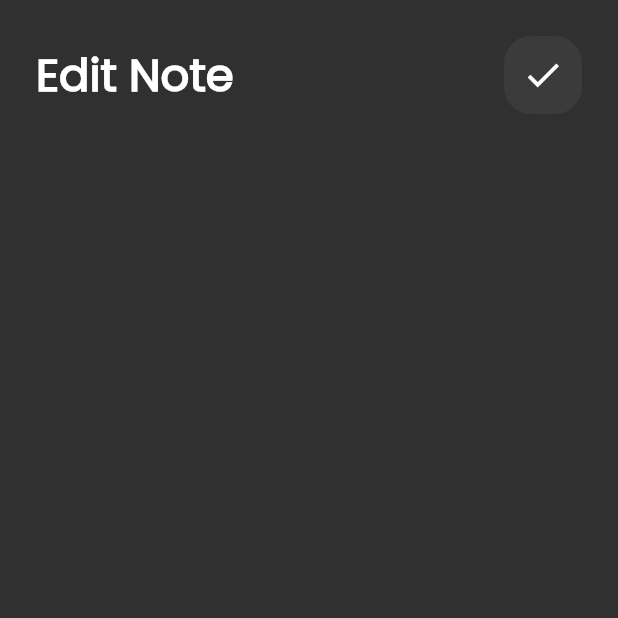
After one commit to selim-sys/selim_notes, a Flutter app: the screen it shows after launch, after a tap on "First Note", on a phone screen of 412 x 824 dp, the top half of it. The commit adds this screen. Run offline on Flutter 3.47's test engine with Material 2 defaults, Android fonts, the phone set to English and light mode, and no system bars.

Commit message:
edit note

```diff
--- /dev/null
+++ b/lib/screens/editnotescreen.dart
@@ -0,0 +1,16 @@
+import 'package:flutter/material.dart';
+
+import '../widgets/editnotebody.dart';
+
+class EditNoteScreen extends StatelessWidget {
+  const EditNoteScreen({super.key});
+
+  @override
+  Widget build(BuildContext context) {
+    return SafeArea(
+      child: Scaffold(
+        body: EditNoteBody(),
+      ),
+    );
+  }
+}
--- a/lib/widgets/allnotesbody.dart
+++ b/lib/widgets/allnotesbody.dart
@@ -13,7 +13,7 @@ class AllNotesBody extends StatelessWidget {
       padding: const EdgeInsets.all(24.0),
       child: Column(
         children: [
-          CustomAppbar(),
+          CustomAppbar(title: 'Notes',icon: Icons.search),
           Expanded(child: NotesListView())
         ],
       ),
--- a/lib/widgets/custom_appbar.dart
+++ b/lib/widgets/custom_appbar.dart
@@ -3,19 +3,21 @@ import 'package:flutter/material.dart';
 import 'custom_search_icon.dart';
 
 class CustomAppbar extends StatelessWidget {
-  const CustomAppbar({super.key});
+  const CustomAppbar({super.key, required this.title, required this.icon});
+  final String title;
+  final IconData icon;
 
   @override
   Widget build(BuildContext context) {
     return Row(
       mainAxisAlignment: MainAxisAlignment.spaceBetween,
       children: [
-        Text('Notes',
+        Text(title,
           style: TextStyle(
               fontWeight: FontWeight.bold,
               fontSize: 30
           ),),
-        CustomSearchIcon()
+        CustomSearchIcon(icon: icon,)
 
       ],
     );
--- a/lib/widgets/custom_note.dart
+++ b/lib/widgets/custom_note.dart
@@ -1,4 +1,5 @@
 import 'package:flutter/material.dart';
+import 'package:selimnotes/screens/editnotescreen.dart';
 
 class CustomNote extends StatelessWidget {
   const CustomNote({
@@ -7,7 +8,11 @@ class CustomNote extends StatelessWidget {
 
   @override
   Widget build(BuildContext context) {
-    return Padding(
+    return GestureDetector(
+      onTap: (){
+        Navigator.push(context, MaterialPageRoute(builder: (context) => EditNoteScreen(),));
+      },
+      child: Padding(
         padding: const EdgeInsets.only(top: 8),
         child: Container(
           padding: EdgeInsets.only(top: 8),
@@ -61,6 +66,7 @@ class CustomNote extends StatelessWidget {
             ),
           ),
         ),
+      ),
     );
   }
 }
--- a/lib/widgets/custom_search_icon.dart
+++ b/lib/widgets/custom_search_icon.dart
@@ -1,7 +1,8 @@
 import 'package:flutter/material.dart';
 
 class CustomSearchIcon extends StatelessWidget {
-  const CustomSearchIcon({super.key});
+  const CustomSearchIcon({super.key, required this.icon});
+  final IconData icon;
 
   @override
   Widget build(BuildContext context) {
@@ -14,7 +15,7 @@ class CustomSearchIcon extends StatelessWidget {
       height: 52,
       child: IconButton(
         onPressed: (){},
-        icon: Icon(Icons.search,
+        icon: Icon(icon,
         size: 28,),
       ),
     );
--- /dev/null
+++ b/lib/widgets/editnotebody.dart
@@ -0,0 +1,18 @@
+import 'package:flutter/material.dart';
+import 'package:selimnotes/widgets/custom_appbar.dart';
+
+class EditNoteBody extends StatelessWidget {
+  const EditNoteBody({super.key});
+
+  @override
+  Widget build(BuildContext context) {
+    return  Padding(
+      padding: const EdgeInsets.all(24.0),
+      child: Column(
+        children: [
+          CustomAppbar(title: 'Edit Note',icon: Icons.check,)
+        ],
+      ),
+    );
+  }
+}
```
Lines whose indentation alone changed are shown as unchanged.
